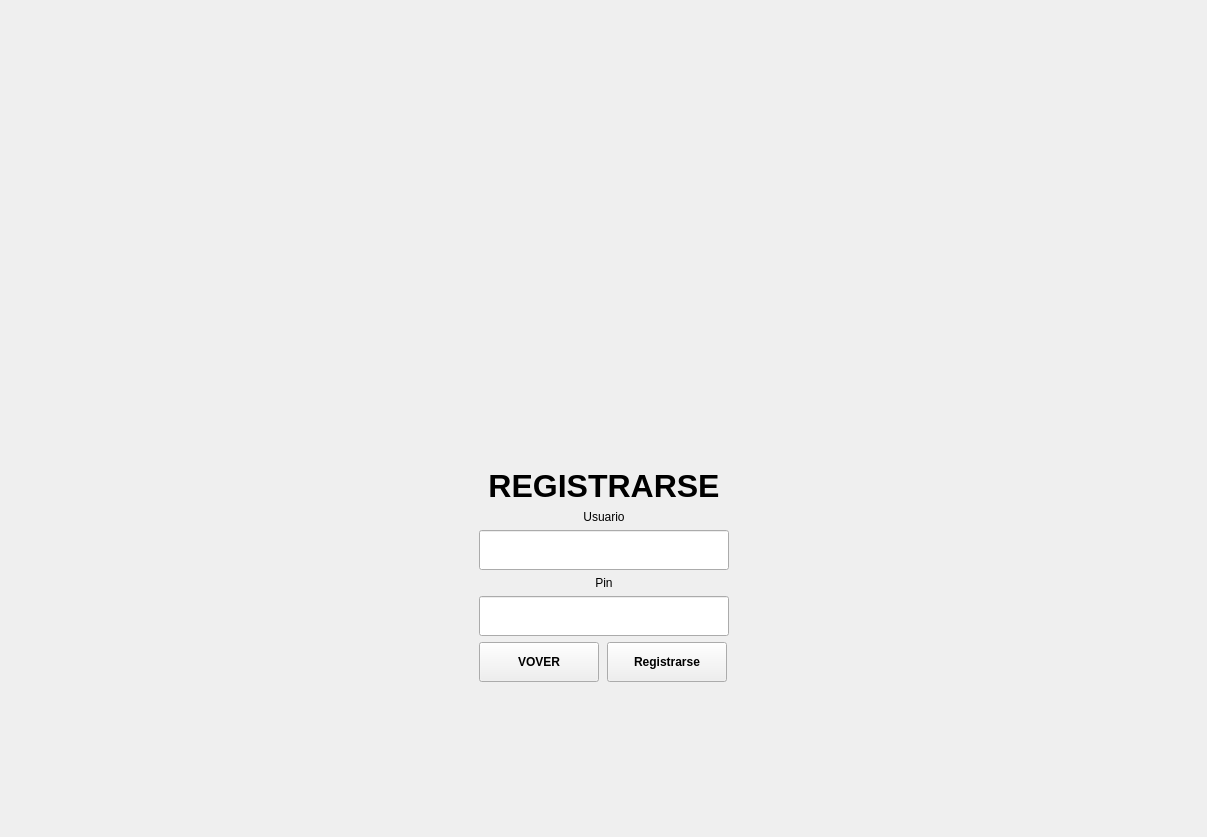
This is src/escenario/widgets/registrarsewidget.ui in Elmer-Mosquera-UdeA/proyecto-final-2026-1 as Qt 5 draws it before an edit. The edited form follows.
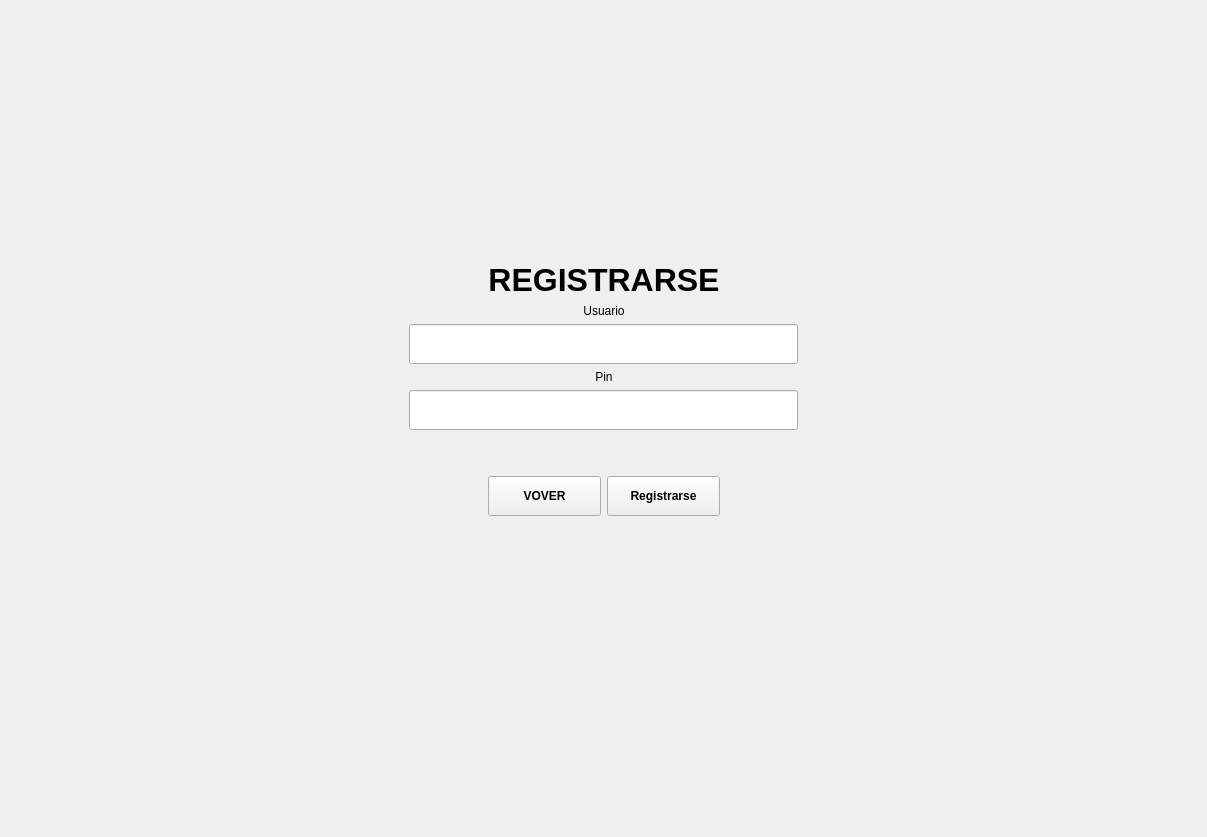
This is the edited form. Icons and pictures are not drawn.

Patch:
```diff
--- a/src/escenario/widgets/registrarsewidget.ui
+++ b/src/escenario/widgets/registrarsewidget.ui
@@ -13,86 +13,116 @@
   <property name="windowTitle">
    <string>Form</string>
   </property>
-  <layout class="QGridLayout" name="gridLayout">
-   <item row="5" column="1">
-    <spacer name="verticalSpacer">
+  <layout class="QHBoxLayout" name="horizontalLayout">
+   <item>
+    <widget class="QFrame" name="frame">
+     <property name="styleSheet">
+      <string notr="true">#frame {
+    /* Carga la imagen de fondo estirándola a toda la pantalla */
+    border-image: url(:/resources/imgs/fondo_oscuro.png) 0 0 0 0 stretch stretch;
+    
+    /* Evita que colores raros del sistema operativo tapen tu fondo */
+    background-color: transparent; 
+}
+</string>
+     </property>
+     <property name="frameShape">
+      <enum>QFrame::Shape::StyledPanel</enum>
+     </property>
+     <property name="frameShadow">
+      <enum>QFrame::Shadow::Raised</enum>
+     </property>
+     <layout class="QGridLayout" name="gridLayout_2">
+      <item row="1" column="0">
+       <spacer name="horizontalSpacer_2">
      <property name="orientation">
-      <enum>Qt::Orientation::Vertical</enum>
+         <enum>Qt::Orientation::Horizontal</enum>
      </property>
      <property name="sizeHint" stdset="0">
       <size>
-       <width>20</width>
-       <height>91</height>
+          <width>291</width>
+          <height>20</height>
       </size>
      </property>
     </spacer>
    </item>
-   <item row="4" column="0">
+      <item row="1" column="3">
     <spacer name="horizontalSpacer">
      <property name="orientation">
       <enum>Qt::Orientation::Horizontal</enum>
      </property>
      <property name="sizeHint" stdset="0">
       <size>
-       <width>301</width>
+          <width>291</width>
        <height>20</height>
       </size>
      </property>
     </spacer>
    </item>
+      <item row="2" column="1">
+       <spacer name="verticalSpacer">
+        <property name="orientation">
+         <enum>Qt::Orientation::Vertical</enum>
+        </property>
+        <property name="sizeHint" stdset="0">
+         <size>
+          <width>20</width>
+          <height>40</height>
+         </size>
+        </property>
+       </spacer>
+      </item>
+      <item row="0" column="1">
+       <spacer name="verticalSpacer_2">
+        <property name="orientation">
+         <enum>Qt::Orientation::Vertical</enum>
+        </property>
+        <property name="sizeHint" stdset="0">
+         <size>
+          <width>20</width>
+          <height>40</height>
+         </size>
+        </property>
+       </spacer>
+      </item>
    <item row="1" column="1">
-    <spacer name="verticalSpacer_4">
-     <property name="orientation">
-      <enum>Qt::Orientation::Vertical</enum>
-     </property>
-     <property name="sizeHint" stdset="0">
-      <size>
-       <width>20</width>
-       <height>40</height>
-      </size>
-     </property>
-    </spacer>
-   </item>
-   <item row="4" column="2">
-    <spacer name="horizontalSpacer_2">
-     <property name="orientation">
-      <enum>Qt::Orientation::Horizontal</enum>
-     </property>
-     <property name="sizeHint" stdset="0">
-      <size>
-       <width>301</width>
-       <height>20</height>
-      </size>
-     </property>
-    </spacer>
-   </item>
-   <item row="4" column="1">
+       <layout class="QGridLayout" name="gridLayout">
+        <item row="0" column="0">
+         <widget class="QLabel" name="label">
+          <property name="text">
+           <string/>
+          </property>
+          <property name="pixmap">
+           <pixmap resource="../../recursos.qrc">:/resources/imgs/logo-lema.png</pixmap>
+          </property>
+         </widget>
+        </item>
+        <item row="1" column="0">
     <layout class="QGridLayout" name="gridLayout_5">
-     <item row="5" column="0">
-      <widget class="QPushButton" name="btnVolver">
+          <item row="2" column="0" colspan="4">
+           <widget class="QLineEdit" name="txtUsuario">
        <property name="minimumSize">
         <size>
-         <width>70</width>
+              <width>250</width>
          <height>40</height>
         </size>
        </property>
-       <property name="maximumSize">
-        <size>
-         <width>120</width>
-         <height>40</height>
-        </size>
-       </property>
-       <property name="font">
-        <font>
-         <bold>true</bold>
-        </font>
-       </property>
-       <property name="text">
-        <string>VOVER</string>
-       </property>
-      </widget>
-     </item>
-     <item row="0" column="0" colspan="2">
+           </widget>
+          </item>
+          <item row="8" column="1">
+           <spacer name="verticalSpacer_3">
+            <property name="orientation">
+             <enum>Qt::Orientation::Vertical</enum>
+            </property>
+            <property name="sizeHint" stdset="0">
+             <size>
+              <width>20</width>
+              <height>40</height>
+             </size>
+            </property>
+           </spacer>
+          </item>
+          <item row="0" column="1" colspan="2">
       <widget class="QLabel" name="titulo_login">
        <property name="font">
         <font>
@@ -110,8 +140,8 @@
        </property>
       </widget>
      </item>
-     <item row="4" column="0" colspan="2">
-      <widget class="QLineEdit" name="e_pin">
+          <item row="4" column="0" colspan="4">
+           <widget class="QLineEdit" name="txtPin">
        <property name="minimumSize">
         <size>
          <width>250</width>
@@ -120,8 +150,8 @@
        </property>
       </widget>
      </item>
-     <item row="5" column="1">
-      <widget class="QPushButton" name="ingresarButton">
+          <item row="6" column="1">
+           <widget class="QPushButton" name="btnVolver">
        <property name="minimumSize">
         <size>
          <width>70</width>
@@ -140,14 +170,34 @@
         </font>
        </property>
        <property name="text">
-        <string>Registrarse</string>
-       </property>
-       <property name="autoDefault">
-        <bool>false</bool>
-       </property>
-      </widget>
-     </item>
-     <item row="3" column="0" colspan="2">
+             <string>VOVER</string>
+            </property>
+           </widget>
+          </item>
+          <item row="1" column="1" colspan="2">
+           <widget class="QLabel" name="label_usuario">
+            <property name="text">
+             <string>Usuario</string>
+            </property>
+            <property name="alignment">
+             <set>Qt::AlignmentFlag::AlignCenter</set>
+            </property>
+           </widget>
+          </item>
+          <item row="7" column="1">
+           <spacer name="verticalSpacer_4">
+            <property name="orientation">
+             <enum>Qt::Orientation::Vertical</enum>
+            </property>
+            <property name="sizeHint" stdset="0">
+             <size>
+              <width>20</width>
+              <height>40</height>
+             </size>
+            </property>
+           </spacer>
+          </item>
+          <item row="3" column="1" colspan="2">
       <widget class="QLabel" name="label_pin">
        <property name="text">
         <string>Pin</string>
@@ -160,65 +210,7 @@
        </property>
       </widget>
      </item>
-     <item row="2" column="0" colspan="2">
-      <widget class="QLineEdit" name="e_usuario">
-       <property name="minimumSize">
-        <size>
-         <width>250</width>
-         <height>40</height>
-        </size>
-       </property>
-      </widget>
-     </item>
-     <item row="1" column="0" colspan="2">
-      <widget class="QLabel" name="label_usuario">
-       <property name="text">
-        <string>Usuario</string>
-       </property>
-       <property name="alignment">
-        <set>Qt::AlignmentFlag::AlignCenter</set>
-       </property>
-      </widget>
-     </item>
-    </layout>
-   </item>
-   <item row="0" column="1">
-    <spacer name="verticalSpacer_2">
-     <property name="orientation">
-      <enum>Qt::Orientation::Vertical</enum>
-     </property>
-     <property name="sizeHint" stdset="0">
-      <size>
-       <width>20</width>
-       <height>92</height>
-      </size>
-     </property>
-    </spacer>
-   </item>
-   <item row="3" column="1">
-    <spacer name="verticalSpacer_3">
-     <property name="orientation">
-      <enum>Qt::Orientation::Vertical</enum>
-     </property>
-     <property name="sizeHint" stdset="0">
-      <size>
-       <width>20</width>
-       <height>40</height>
-      </size>
-     </property>
-    </spacer>
-   </item>
-   <item row="2" column="1">
-    <widget class="QLabel" name="label">
-     <property name="text">
-      <string/>
-     </property>
-     <property name="pixmap">
-      <pixmap resource="../../recursos.qrc">:/resources/imgs/logo-lema.png</pixmap>
-     </property>
-    </widget>
-   </item>
-   <item row="2" column="0">
+          <item row="6" column="0">
     <spacer name="horizontalSpacer_3">
      <property name="orientation">
       <enum>Qt::Orientation::Horizontal</enum>
@@ -231,7 +223,7 @@
      </property>
     </spacer>
    </item>
-   <item row="2" column="2">
+          <item row="6" column="3">
     <spacer name="horizontalSpacer_4">
      <property name="orientation">
       <enum>Qt::Orientation::Horizontal</enum>
@@ -243,6 +235,53 @@
       </size>
      </property>
     </spacer>
+          </item>
+          <item row="6" column="2">
+           <widget class="QPushButton" name="btnRegistrarse">
+            <property name="minimumSize">
+             <size>
+              <width>70</width>
+              <height>40</height>
+             </size>
+            </property>
+            <property name="maximumSize">
+             <size>
+              <width>120</width>
+              <height>40</height>
+             </size>
+            </property>
+            <property name="font">
+             <font>
+              <bold>true</bold>
+             </font>
+            </property>
+            <property name="text">
+             <string>Registrarse</string>
+            </property>
+            <property name="autoDefault">
+             <bool>false</bool>
+            </property>
+           </widget>
+          </item>
+          <item row="5" column="1">
+           <spacer name="verticalSpacer_5">
+            <property name="orientation">
+             <enum>Qt::Orientation::Vertical</enum>
+            </property>
+            <property name="sizeHint" stdset="0">
+             <size>
+              <width>20</width>
+              <height>40</height>
+             </size>
+            </property>
+           </spacer>
+          </item>
+         </layout>
+        </item>
+       </layout>
+      </item>
+     </layout>
+    </widget>
    </item>
   </layout>
  </widget>
```
Lines whose indentation alone changed are shown as unchanged.
